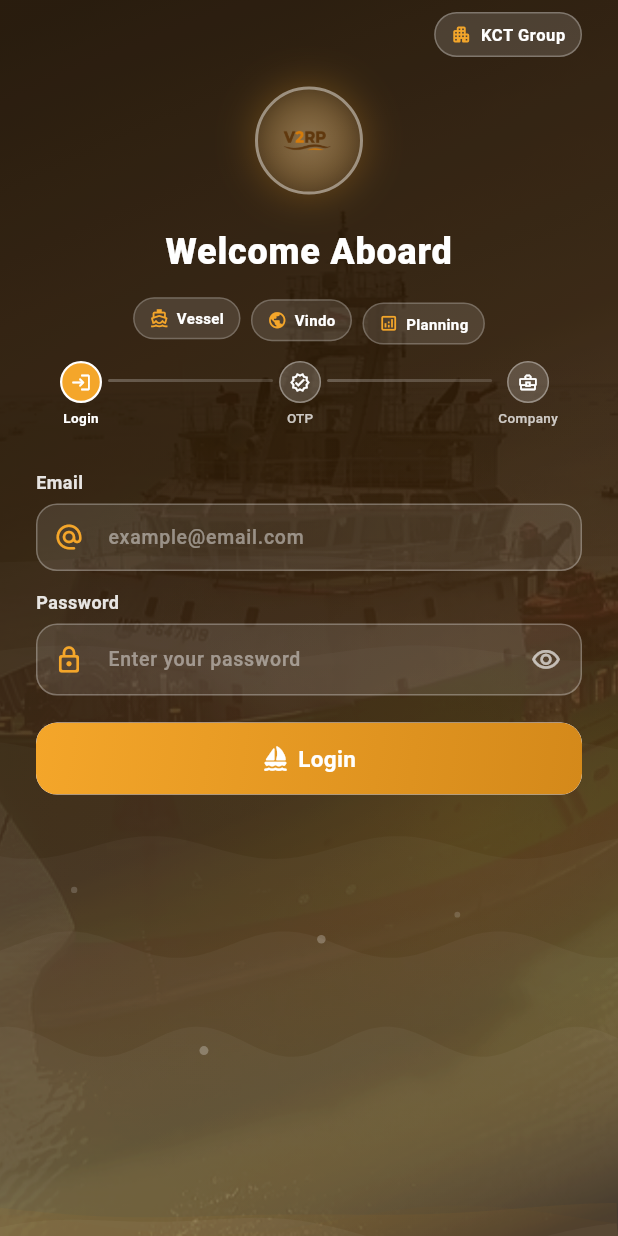
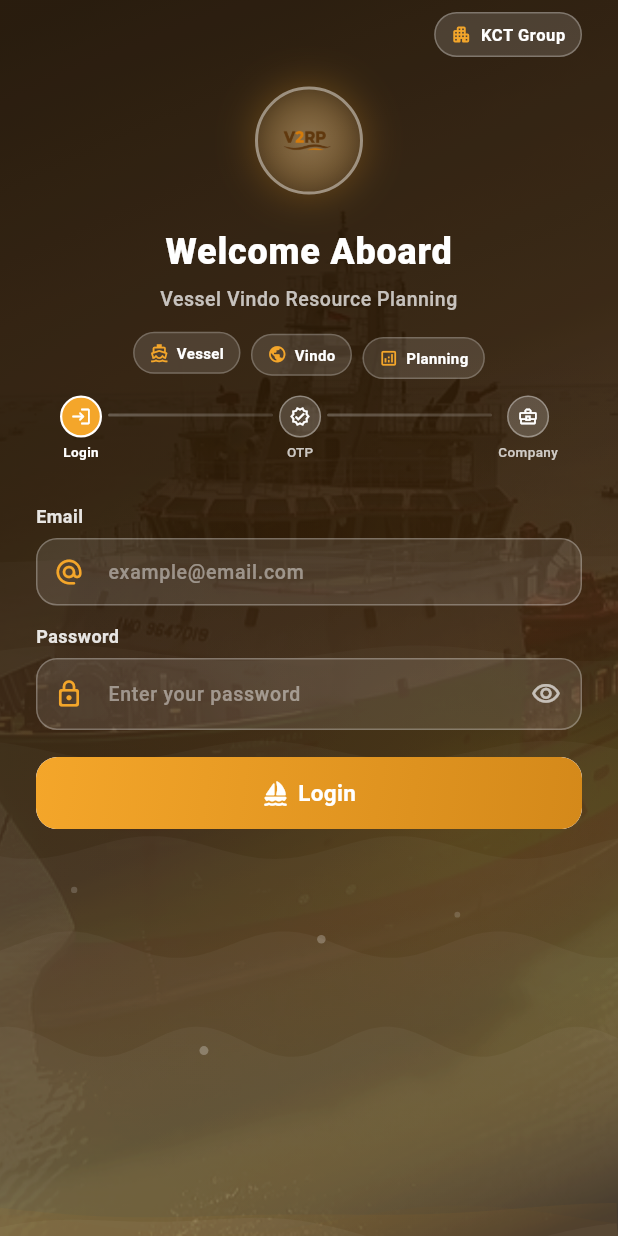
Before and after one commit to daydream410/v2rp3, a Flutter app: the screen it shows after launch, on a phone screen of 412 x 824 dp. Run offline on Flutter 3.47's test engine with Material 3 defaults, Android fonts, the phone set to English and light mode, and no system bars; our stand-ins replace curved_navigation_bar, data_table_2, dio, firebase_core, firebase_messaging, flutter_local_notifications and 8 more; missing offline and left inert: image_picker_for_web; accounts and stored records are empty.

Commit message:
Enhance OTP verification screen by updating countdown duration to 5 minutes and adding a message indicating code validity. Introduce optional subtitle in AuthHeroShell for improved user guidance.

```diff
--- a/lib/FE/shared/auth_ui.dart
+++ b/lib/FE/shared/auth_ui.dart
@@ -347,6 +347,7 @@ class _AuthScreenShellState extends State<AuthScreenShell>
 class AuthHeroShell extends StatefulWidget {
   final AuthStep step;
   final String title;
+  final String? subtitle;
   final Widget child;
   final VoidCallback? onBack;
   final bool showDecorPills;
@@ -355,6 +356,7 @@ class AuthHeroShell extends StatefulWidget {
     super.key,
     required this.step,
     required this.title,
+    this.subtitle,
     required this.child,
     this.onBack,
     this.showDecorPills = false,
@@ -375,6 +377,7 @@ class AuthLoginShell extends StatelessWidget {
     return AuthHeroShell(
       step: AuthStep.login,
       title: 'Welcome Aboard',
+      subtitle: 'Vessel Vindo Resource Planning',
       showDecorPills: true,
       child: form,
     );
@@ -559,6 +562,20 @@ class _AuthHeroShellState extends State<AuthHeroShell>
                               letterSpacing: 0.5,
                             ),
                           ),
+                          if (widget.subtitle != null) ...[
+                            const SizedBox(height: 6),
+                            Text(
+                              widget.subtitle!,
+                              textAlign: TextAlign.center,
+                              style: TextStyle(
+                                color: Colors.white.withOpacity(0.72),
+                                fontSize: layout.isTablet ? 15 : 13,
+                                fontWeight: FontWeight.w500,
+                                letterSpacing: 0.35,
+                                height: 1.3,
+                              ),
+                            ),
+                          ],
                           if (widget.showDecorPills) ...[
                             const SizedBox(height: 16),
                             _LoginDecorRow(
```
Also changed, not shown: lib/FE/mainScreen/otp_verification_screen.dart (+7 -3 lines).
